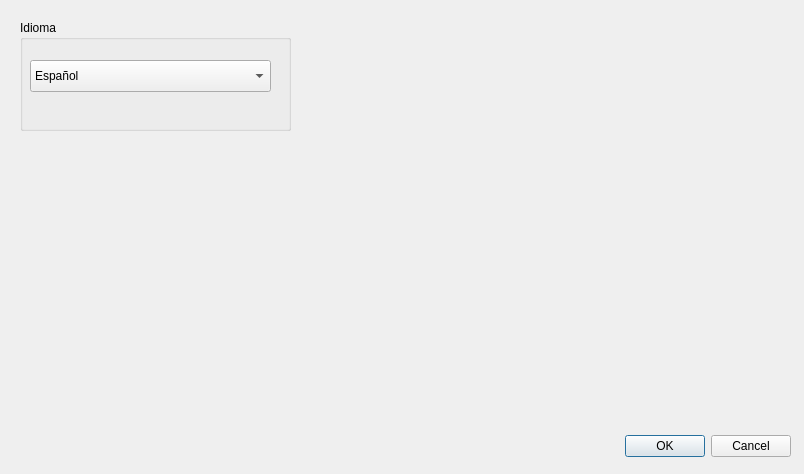
Before: the Qt Designer form app/ui/frmConfig.ui in MarcArtStudio3D/creative_ERP, drawn with Qt 5.
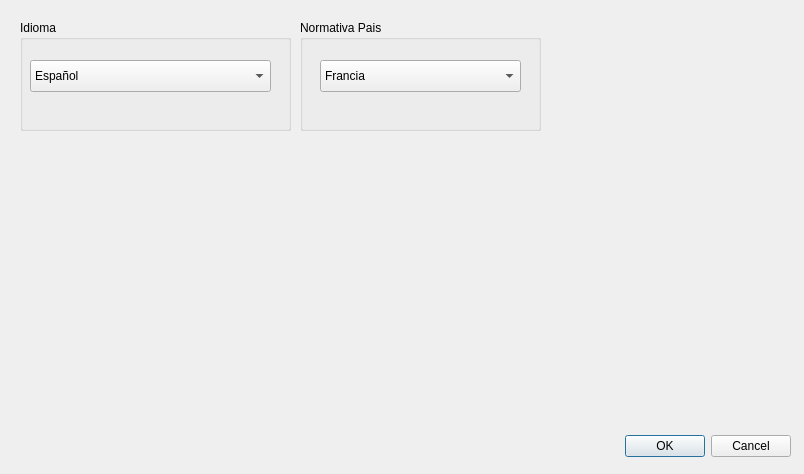
After: the same form once the commit is applied.

What changed in the file:
```diff
--- a/app/ui/frmConfig.ui
+++ b/app/ui/frmConfig.ui
@@ -72,6 +72,39 @@
     </item>
    </widget>
   </widget>
+  <widget class="QGroupBox" name="groupBox_2">
+   <property name="geometry">
+    <rect>
+     <x>300</x>
+     <y>20</y>
+     <width>241</width>
+     <height>111</height>
+    </rect>
+   </property>
+   <property name="title">
+    <string>Normativa Pais</string>
+   </property>
+   <widget class="QComboBox" name="cboValoresFiscales">
+    <property name="geometry">
+     <rect>
+      <x>20</x>
+      <y>40</y>
+      <width>201</width>
+      <height>32</height>
+     </rect>
+    </property>
+    <item>
+     <property name="text">
+      <string>Francia</string>
+     </property>
+    </item>
+    <item>
+     <property name="text">
+      <string>España</string>
+     </property>
+    </item>
+   </widget>
+  </widget>
  </widget>
  <resources/>
  <connections>
```
